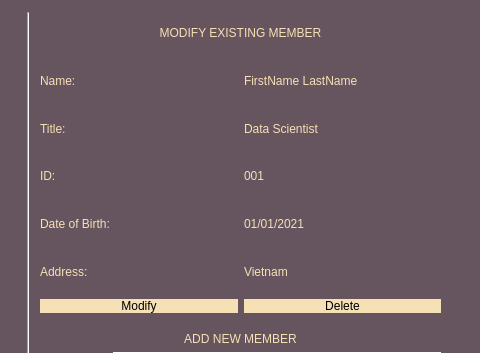
The window that client/GUI/hr_member.ui (ball2004244/KIPE-member-management) describes before a commit, drawn with Qt 5; both pictures show x 320 to 800 and y 148 to 501 of the 800 by 800 pixel window.
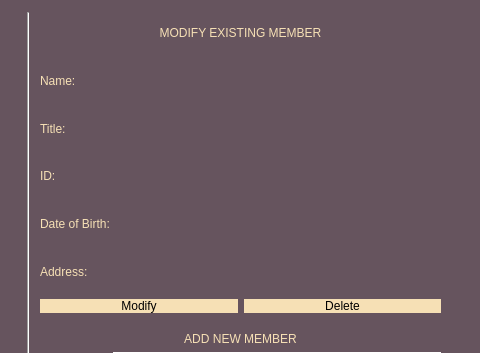
The same window after the commit. Icons and pictures are not drawn.

What changed in the file:
```diff
--- a/client/GUI/hr_member.ui
+++ b/client/GUI/hr_member.ui
@@ -182,7 +182,7 @@
 text-align: right;</string>
           </property>
           <property name="text">
-           <string>FirstName LastName</string>
+           <string/>
           </property>
           <property name="alignment">
            <set>Qt::AlignLeading|Qt::AlignLeft|Qt::AlignVCenter</set>
@@ -216,7 +216,7 @@
 text-align: right;</string>
           </property>
           <property name="text">
-           <string>Data Scientist</string>
+           <string/>
           </property>
           <property name="alignment">
            <set>Qt::AlignLeading|Qt::AlignLeft|Qt::AlignVCenter</set>
@@ -250,7 +250,7 @@
 text-align: right;</string>
           </property>
           <property name="text">
-           <string>001</string>
+           <string/>
           </property>
           <property name="alignment">
            <set>Qt::AlignLeading|Qt::AlignLeft|Qt::AlignVCenter</set>
@@ -284,7 +284,7 @@
 text-align: right;</string>
           </property>
           <property name="text">
-           <string>01/01/2021</string>
+           <string/>
           </property>
           <property name="alignment">
            <set>Qt::AlignLeading|Qt::AlignLeft|Qt::AlignVCenter</set>
@@ -318,7 +318,7 @@
 text-align: right;</string>
           </property>
           <property name="text">
-           <string>Vietnam</string>
+           <string/>
           </property>
           <property name="alignment">
            <set>Qt::AlignLeading|Qt::AlignLeft|Qt::AlignVCenter</set>
```
Left out of the diff: 2 changed lines with no effect on the pictures.
